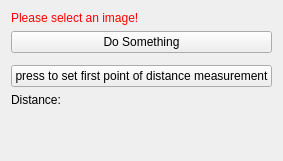
Old version of the form Plugins/org.mitk.gui.qt.PluginProject/src/internal/PluginProjectControls.ui in the repository hgoetzTHU/MITK.
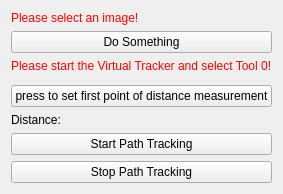
New version of the form. Custom widgets are drawn as their Qt base class.

Commit message: Meilenstein 2 hinzugefügt

What changed in the file:
```diff
--- a/Plugins/org.mitk.gui.qt.PluginProject/src/internal/PluginProjectControls.ui
+++ b/Plugins/org.mitk.gui.qt.PluginProject/src/internal/PluginProjectControls.ui
@@ -40,6 +40,16 @@
      </property>
     </widget>
    </item>
+   <item>
+    <widget class="QLabel" name="label">
+     <property name="styleSheet">
+      <string notr="true">QLabel { color: rgb(255, 0, 0) }</string>
+     </property>
+     <property name="text">
+      <string>Please start the Virtual Tracker and select Tool 0!</string>
+     </property>
+    </widget>
+   </item>
    <item>
     <widget class="QmitkNavigationDataSourceSelectionWidget" name="YourWidget" native="true"/>
    </item>
@@ -57,6 +67,20 @@
      </property>
     </widget>
    </item>
+   <item>
+    <widget class="QPushButton" name="buttonPathTracking">
+     <property name="text">
+      <string>Start Path Tracking</string>
+     </property>
+    </widget>
+   </item>
+   <item>
+    <widget class="QPushButton" name="buttonStopTracking">
+     <property name="text">
+      <string>Stop Path Tracking</string>
+     </property>
+    </widget>
+   </item>
    <item>
     <spacer name="spacer1">
      <property name="orientation">
```
Left out of the diff: 3 changed lines with no effect on the pictures. The commit also changes 2 other files.
